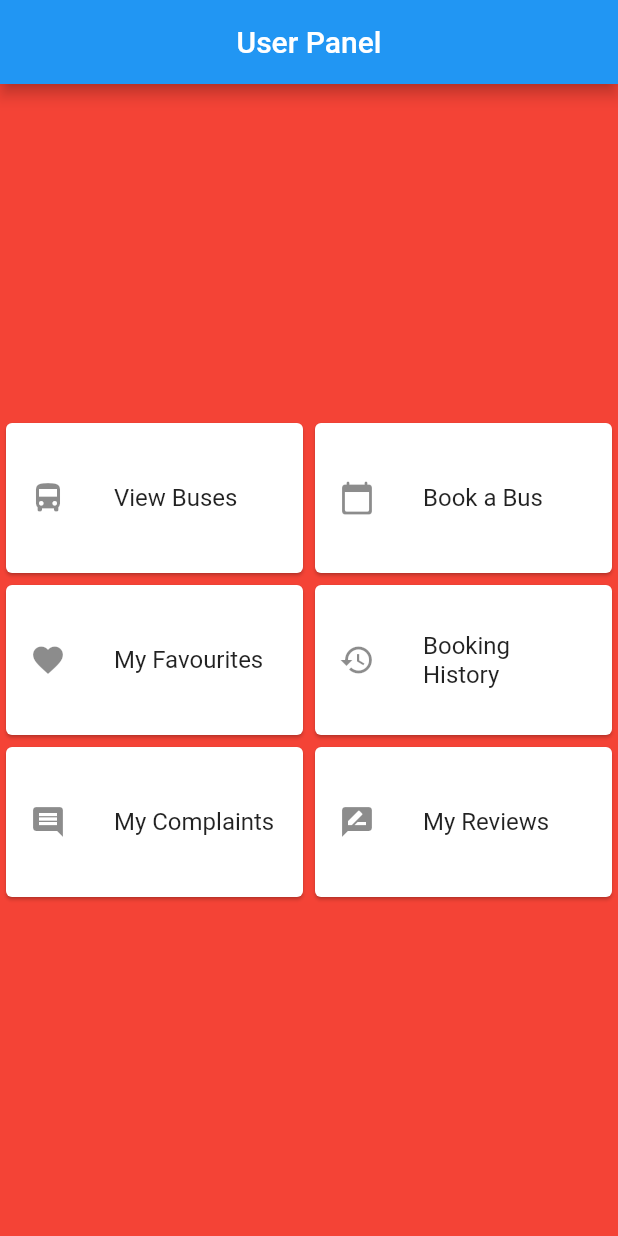
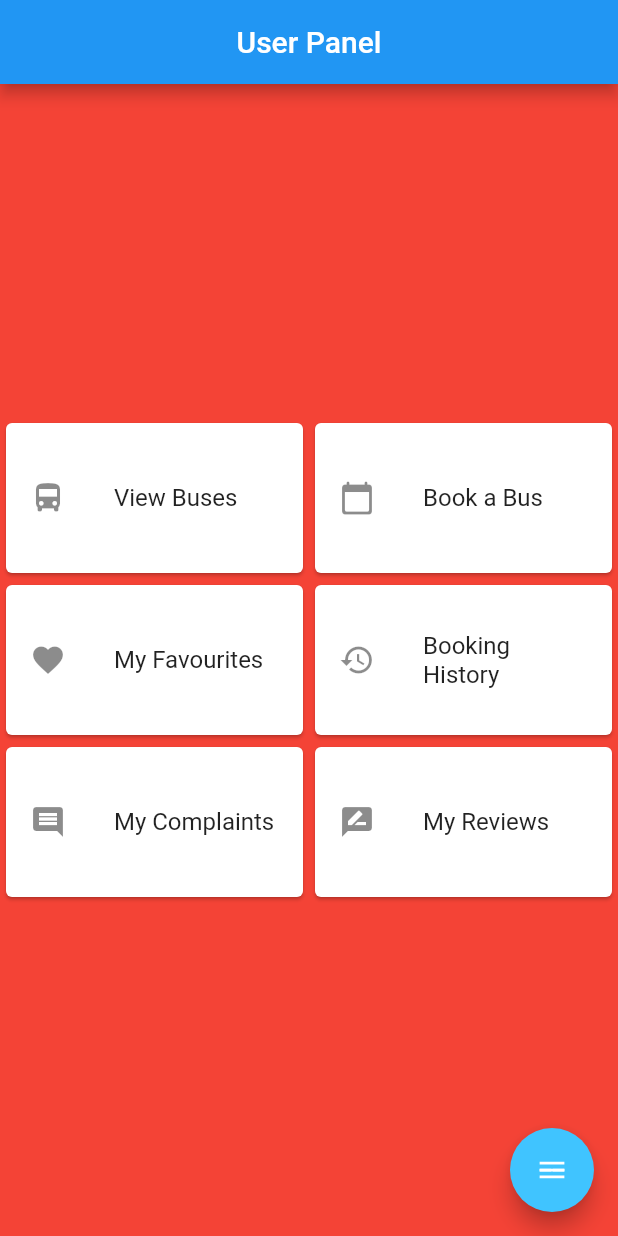
Before and after one commit to Rahal-Kanishka/mobile_application_for_buses, a Flutter app: the screen it shows after launch, on a phone screen of 412 x 824 dp. Run offline on Flutter 3.47's test engine with Material 2 defaults, Android fonts, the phone set to English and light mode, and no system bars; drawn by our look-alikes of flutter_speed_dial; our stand-ins replace google_maps_flutter; missing offline and left inert: global_configuration, google_map_polyline, permission; accounts and stored records are empty.

Commit message:
user panel UI improvements, bus route class and driver navigation changes

```diff
--- a/lib/main.dart
+++ b/lib/main.dart
@@ -8,6 +8,7 @@ import 'package:flutter_speed_dial/flutter_speed_dial.dart';
 import 'package:flutter_with_maps/pages/bus_selection.dart';
 import 'package:flutter_with_maps/pages/complaint.dart';
 import 'package:flutter_with_maps/pages/driver/driver_home.dart';
+import 'package:flutter_with_maps/pages/driver/driver_navigate.dart';
 import 'package:flutter_with_maps/pages/login.dart';
 import 'package:flutter_with_maps/pages/register.dart';
 import 'package:flutter_with_maps/pages/user/userPanel.dart';
@@ -38,6 +39,7 @@ void main() async {
         '/register': (context) => Register(),
         '/select_bus': (context) => BusSelection(),
         '/user_panel': (context) => UserPanel(),
+        '/driver_navigate': (context) => DriverNavigation(),
       },
     ));
   } catch (e) {
@@ -271,6 +273,7 @@ class _HomeWidgetState extends State<HomeWidget> {
               height: MediaQuery.of(context).size.height,
               width: MediaQuery.of(context).size.width,
               child: GoogleMap(
+                padding: EdgeInsets.only(bottom: 80, right: 10),
                 onMapCreated: onMapCreated,
                 polylines: polyLine,
                 initialCameraPosition:
--- a/lib/pages/driver/driver_home.dart
+++ b/lib/pages/driver/driver_home.dart
@@ -145,7 +145,7 @@ class _DriverHomeState extends State<DriverHome> {
                       padding: new EdgeInsets.all(10.0),
                       child: RaisedButton(
                         onPressed: () {
-                          Navigator.pushNamed(context, '/select_bus');
+                          Navigator.pushNamed(context, '/driver_navigate');
                         },
                         child: Text('Start Driving'),
                       ),
--- a/lib/pages/user/userPanel.dart
+++ b/lib/pages/user/userPanel.dart
@@ -1,4 +1,5 @@
 import 'package:flutter/material.dart';
+import 'package:flutter_speed_dial/flutter_speed_dial.dart';
 
 class UserPanel extends StatefulWidget {
   @override
@@ -154,6 +155,23 @@ class _UserPanel extends State<UserPanel> {
             ],
           ),
         ),
-    );
+        floatingActionButton: SpeedDial(
+            animatedIcon: AnimatedIcons.menu_home,
+            animatedIconTheme: IconThemeData(size: 22.0),
+            curve: Curves.bounceIn,
+            backgroundColor: Colors.lightBlueAccent,
+            children: [
+              SpeedDialChild(
+                child: Icon(Icons.logout, color: Colors.white),
+                backgroundColor: Colors.deepOrange,
+                onTap: () {
+                  print('FIRST CHILD');
+                  Navigator.pushNamed(context, '/welcome');
+                },
+                label: 'Log out',
+                labelStyle: TextStyle(fontWeight: FontWeight.w500),
+                labelBackgroundColor: Colors.deepOrangeAccent,
+              )
+            ]));
   }
 }
```
Also changed, not shown: lib/models/bus_route.dart (added, +14 -0 lines), lib/pages/driver/driver_navigate.dart (+46 -0 lines). Lines whose indentation alone changed are shown as unchanged.
